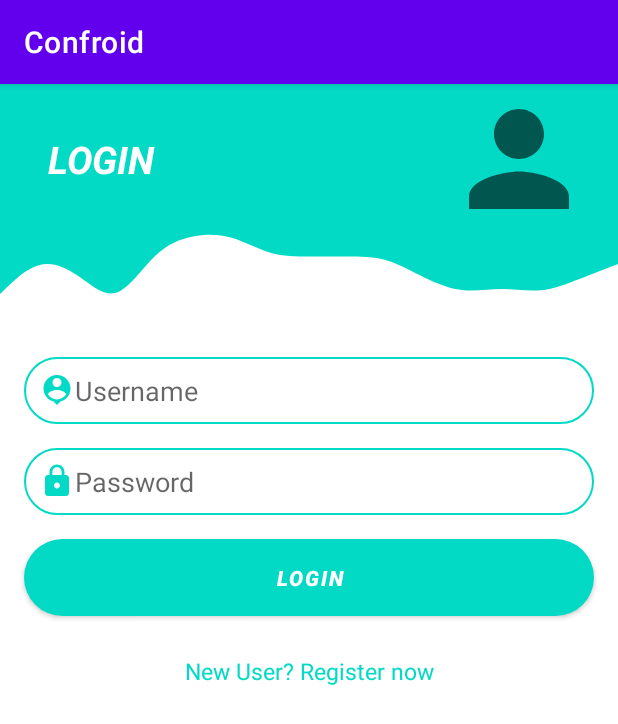
After one commit to alopesmendes/Android, an Android app: the LoginActivity screen opened directly, with no data from a screen before it, on a phone screen of 412 x 824 dp. The commit adds this screen. Shown: the top 724 px of the screen. Run offline under Robolectric (Android 15) with nearby library versions, the phone set to English and light mode, and no system bars.

Commit message:
login activity

```diff
--- a/Confroid/app/build.gradle
+++ b/Confroid/app/build.gradle
@@ -1,6 +1,7 @@
 plugins {
     id 'com.android.application'
     id 'kotlin-android'
+    id 'kotlin-android-extensions'
 }
 
 android {
--- a/Confroid/app/src/main/AndroidManifest.xml
+++ b/Confroid/app/src/main/AndroidManifest.xml
@@ -9,6 +9,7 @@
         android:roundIcon="@mipmap/ic_launcher_round"
         android:supportsRtl="true"
         android:theme="@style/Theme.Confroid">
+        <activity android:name=".LoginActivity"></activity>
         <activity android:name=".MainActivity">
             <intent-filter>
                 <action android:name="android.intent.action.MAIN" />
--- /dev/null
+++ b/Confroid/app/src/main/java/fr/uge/confroid/LoginActivity.kt
@@ -0,0 +1,18 @@
+package fr.uge.confroid
+
+import android.content.Intent
+import androidx.appcompat.app.AppCompatActivity
+import android.os.Bundle
+import kotlinx.android.synthetic.main.activity_login.*
+
+class LoginActivity : AppCompatActivity() {
+    override fun onCreate(savedInstanceState: Bundle?) {
+        super.onCreate(savedInstanceState)
+        setContentView(R.layout.activity_login)
+
+        textViewRegisterNow.setOnClickListener {
+            Intent(this, MainActivity::class.java).apply { startActivity(this) }
+            finish()
+        }
+    }
+}
--- a/Confroid/app/src/main/java/fr/uge/confroid/MainActivity.kt
+++ b/Confroid/app/src/main/java/fr/uge/confroid/MainActivity.kt
@@ -1,11 +1,31 @@
 package fr.uge.confroid
 
+import android.content.Intent
 import androidx.appcompat.app.AppCompatActivity
 import android.os.Bundle
+import android.view.Menu
+import android.view.MenuItem
 
 class MainActivity : AppCompatActivity() {
     override fun onCreate(savedInstanceState: Bundle?) {
         super.onCreate(savedInstanceState)
         setContentView(R.layout.activity_main)
     }
+
+    override fun onCreateOptionsMenu(menu: Menu?): Boolean {
+        val inflater = menuInflater
+        inflater.inflate(R.menu.register_login, menu)
+        return super.onCreateOptionsMenu(menu)
+    }
+
+    override fun onOptionsItemSelected(item: MenuItem): Boolean {
+        return when(item.itemId) {
+            R.id.loginItem -> {
+                Intent(this, LoginActivity::class.java).apply { startActivity(this) }
+                finish()
+                true
+            }
+            else -> super.onOptionsItemSelected(item)
+        }
+    }
 }
--- /dev/null
+++ b/Confroid/app/src/main/res/drawable/ic_baseline_lock_24.xml
@@ -0,0 +1,10 @@
+<vector xmlns:android="http://schemas.android.com/apk/res/android"
+    android:width="24dp"
+    android:height="24dp"
+    android:viewportWidth="24"
+    android:viewportHeight="24"
+    >
+  <path
+      android:fillColor="@color/secondary"
+      android:pathData="M18,8h-1L17,6c0,-2.76 -2.24,-5 -5,-5S7,3.24 7,6v2L6,8c-1.1,0 -2,0.9 -2,2v10c0,1.1 0.9,2 2,2h12c1.1,0 2,-0.9 2,-2L20,10c0,-1.1 -0.9,-2 -2,-2zM12,17c-1.1,0 -2,-0.9 -2,-2s0.9,-2 2,-2 2,0.9 2,2 -0.9,2 -2,2zM15.1,8L8.9,8L8.9,6c0,-1.71 1.39,-3.1 3.1,-3.1 1.71,0 3.1,1.39 3.1,3.1v2z"/>
+</vector>
--- /dev/null
+++ b/Confroid/app/src/main/res/drawable/ic_baseline_person_24.xml
@@ -0,0 +1,10 @@
+<vector xmlns:android="http://schemas.android.com/apk/res/android"
+    android:width="24dp"
+    android:height="24dp"
+    android:viewportWidth="24"
+    android:viewportHeight="24"
+    android:tint="?attr/colorControlNormal">
+  <path
+      android:fillColor="@android:color/white"
+      android:pathData="M12,12c2.21,0 4,-1.79 4,-4s-1.79,-4 -4,-4 -4,1.79 -4,4 1.79,4 4,4zM12,14c-2.67,0 -8,1.34 -8,4v2h16v-2c0,-2.66 -5.33,-4 -8,-4z"/>
+</vector>
--- /dev/null
+++ b/Confroid/app/src/main/res/drawable/ic_baseline_person_add_24.xml
@@ -0,0 +1,10 @@
+<vector xmlns:android="http://schemas.android.com/apk/res/android"
+    android:width="24dp"
+    android:height="24dp"
+    android:viewportWidth="24"
+    android:viewportHeight="24"
+    android:tint="?attr/colorControlNormal">
+  <path
+      android:fillColor="@android:color/white"
+      android:pathData="M15,12c2.21,0 4,-1.79 4,-4s-1.79,-4 -4,-4 -4,1.79 -4,4 1.79,4 4,4zM6,10L6,7L4,7v3L1,10v2h3v3h2v-3h3v-2L6,10zM15,14c-2.67,0 -8,1.34 -8,4v2h16v-2c0,-2.66 -5.33,-4 -8,-4z"/>
+</vector>
--- /dev/null
+++ b/Confroid/app/src/main/res/drawable/ic_baseline_person_pin_24.xml
@@ -0,0 +1,10 @@
+<vector xmlns:android="http://schemas.android.com/apk/res/android"
+    android:width="24dp"
+    android:height="24dp"
+    android:viewportWidth="24"
+    android:viewportHeight="24"
+    >
+  <path
+      android:fillColor="@color/secondary"
+      android:pathData="M12,2c-4.97,0 -9,4.03 -9,9 0,4.17 2.84,7.67 6.69,8.69L12,22l2.31,-2.31C18.16,18.67 21,15.17 21,11c0,-4.97 -4.03,-9 -9,-9zM12,4c1.66,0 3,1.34 3,3s-1.34,3 -3,3 -3,-1.34 -3,-3 1.34,-3 3,-3zM12,18.3c-2.5,0 -4.71,-1.28 -6,-3.22 0.03,-1.99 4,-3.08 6,-3.08 1.99,0 5.97,1.09 6,3.08 -1.29,1.94 -3.5,3.22 -6,3.22z"/>
+</vector>
--- /dev/null
+++ b/Confroid/app/src/main/res/drawable/ic_wave.xml
@@ -0,0 +1,9 @@
+<vector xmlns:android="http://schemas.android.com/apk/res/android"
+    android:width="1440dp"
+    android:height="320dp"
+    android:viewportWidth="1440"
+    android:viewportHeight="320">
+  <path
+      android:pathData="M0,256L15,229.3C30,203 60,149 90,133.3C120,117 150,139 180,176C210,213 240,267 270,250.7C300,235 330,149 360,96C390,43 420,21 450,10.7C480,0 510,0 540,16C570,32 600,64 630,80C660,96 690,96 720,96C750,96 780,96 810,96C840,96 870,96 900,112C930,128 960,160 990,186.7C1020,213 1050,235 1080,240C1110,245 1140,235 1170,234.7C1200,235 1230,245 1260,240C1290,235 1320,213 1350,192C1380,171 1410,149 1425,138.7L1440,128L1440,0L1425,0C1410,0 1380,0 1350,0C1320,0 1290,0 1260,0C1230,0 1200,0 1170,0C1140,0 1110,0 1080,0C1050,0 1020,0 990,0C960,0 930,0 900,0C870,0 840,0 810,0C780,0 750,0 720,0C690,0 660,0 630,0C600,0 570,0 540,0C510,0 480,0 450,0C420,0 390,0 360,0C330,0 300,0 270,0C240,0 210,0 180,0C150,0 120,0 90,0C60,0 30,0 15,0L0,0Z"
+      android:fillColor="@color/secondary"/>
+</vector>
--- /dev/null
+++ b/Confroid/app/src/main/res/drawable/round_bg.xml
@@ -0,0 +1,5 @@
+<?xml version="1.0" encoding="utf-8"?>
+<shape android:shape="rectangle" xmlns:android="http://schemas.android.com/apk/res/android">
+    <solid android:color="@color/secondary"/>
+    <corners android:radius="100dp"/>
+</shape>
--- /dev/null
+++ b/Confroid/app/src/main/res/drawable/round_border.xml
@@ -0,0 +1,5 @@
+<?xml version="1.0" encoding="utf-8"?>
+<shape android:shape="rectangle" xmlns:android="http://schemas.android.com/apk/res/android">
+    <stroke android:color="@color/secondary" android:width="1dp"/>
+    <corners android:radius="100dp"/>
+</shape>
--- /dev/null
+++ b/Confroid/app/src/main/res/layout/activity_login.xml
@@ -0,0 +1,151 @@
+<?xml version="1.0" encoding="utf-8"?>
+<androidx.constraintlayout.widget.ConstraintLayout xmlns:android="http://schemas.android.com/apk/res/android"
+    xmlns:app="http://schemas.android.com/apk/res-auto"
+    xmlns:tools="http://schemas.android.com/tools"
+    android:layout_width="match_parent"
+    android:layout_height="wrap_content"
+    tools:context=".LoginActivity">
+
+
+    <androidx.constraintlayout.widget.Guideline
+        android:id="@+id/guidelineTop"
+        android:layout_width="wrap_content"
+        android:layout_height="wrap_content"
+        android:orientation="horizontal"
+        app:layout_constraintGuide_begin="100dp" />
+
+    <androidx.constraintlayout.widget.Guideline
+        android:id="@+id/guidelineWave"
+        android:layout_width="wrap_content"
+        android:layout_height="wrap_content"
+        android:orientation="horizontal"
+        app:layout_constraintGuide_begin="150dp"/>
+
+    <View
+        android:id="@+id/viewTop"
+        android:layout_width="wrap_content"
+        android:layout_height="0dp"
+        android:background="@color/secondary"
+        app:layout_constraintBottom_toTopOf="@+id/guidelineTop"
+        app:layout_constraintTop_toTopOf="parent"
+        app:layout_constraintStart_toStartOf="parent"
+        app:layout_constraintEnd_toEndOf="parent"/>
+
+    <View
+        android:id="@+id/viewWave"
+        android:layout_width="wrap_content"
+        android:layout_height="0dp"
+        android:background="@drawable/ic_wave"
+        app:layout_constraintBottom_toTopOf="@+id/guidelineWave"
+        app:layout_constraintEnd_toEndOf="parent"
+        app:layout_constraintStart_toStartOf="parent"
+        app:layout_constraintTop_toTopOf="@+id/guidelineTop" />
+
+    <ImageView
+        android:id="@+id/imageView"
+        android:layout_width="100dp"
+        android:layout_height="100dp"
+        android:layout_marginEnd="16dp"
+        android:layout_marginRight="16dp"
+        app:layout_constraintBottom_toBottomOf="@+id/viewTop"
+        app:layout_constraintEnd_toEndOf="parent"
+        app:layout_constraintTop_toTopOf="@+id/viewTop"
+        android:src="@drawable/ic_baseline_person_24"
+        android:contentDescription="@string/login_text"/>
+
+    <TextView
+        android:id="@+id/textView"
+        android:layout_width="0dp"
+        android:layout_height="wrap_content"
+        android:layout_marginStart="32dp"
+        android:layout_marginLeft="32dp"
+        android:layout_marginEnd="16dp"
+        android:layout_marginRight="16dp"
+        android:text="@string/login_text"
+        android:textColor="@color/white"
+        android:textSize="25sp"
+        android:textStyle="bold|italic"
+        app:layout_constraintBottom_toTopOf="@+id/viewWave"
+        app:layout_constraintEnd_toStartOf="@+id/imageView"
+        app:layout_constraintStart_toStartOf="parent"
+        app:layout_constraintTop_toTopOf="@+id/viewTop" />
+
+    <EditText
+        android:id="@+id/editTextName"
+        android:layout_width="0dp"
+        android:layout_height="wrap_content"
+        android:layout_marginStart="16dp"
+        android:layout_marginLeft="16dp"
+        android:layout_marginTop="32dp"
+        android:layout_marginEnd="16dp"
+        android:layout_marginRight="16dp"
+        android:background="@drawable/round_border"
+        android:drawableStart="@drawable/ic_baseline_person_pin_24"
+        android:drawableLeft="@drawable/ic_baseline_person_pin_24"
+        android:ems="10"
+        android:hint="@string/hint_name"
+        android:inputType="textPersonName"
+        android:padding="10dp"
+        app:layout_constraintEnd_toEndOf="parent"
+        app:layout_constraintStart_toStartOf="parent"
+        app:layout_constraintTop_toTopOf="@+id/guidelineWave"
+        android:autofillHints="@string/hint_name"/>
+
+    <EditText
+        android:id="@+id/editTextPassword"
+        android:layout_width="0dp"
+        android:layout_height="wrap_content"
+        android:layout_marginStart="16dp"
+        android:layout_marginLeft="16dp"
+        android:layout_marginTop="16dp"
+        android:layout_marginEnd="16dp"
+        android:layout_marginRight="16dp"
+        android:background="@drawable/round_border"
+        android:drawableStart="@drawable/ic_baseline_lock_24"
+        android:drawableLeft="@drawable/ic_baseline_lock_24"
+        android:ems="10"
+        android:hint="@string/hint_password"
+        android:inputType="textPassword"
+        android:padding="10dp"
+        app:layout_constraintEnd_toEndOf="parent"
+        app:layout_constraintStart_toStartOf="parent"
+        app:layout_constraintTop_toBottomOf="@+id/editTextName"
+        android:autofillHints="@string/hint_password"/>
+
+    <Button
+        android:id="@+id/buttonLogin"
+        android:layout_width="0dp"
+        android:layout_height="wrap_content"
+        android:layout_marginStart="16dp"
+        android:layout_marginLeft="16dp"
+        android:layout_marginTop="16dp"
+        android:layout_marginEnd="16dp"
+        android:layout_marginRight="16dp"
+        android:background="@drawable/round_bg"
+        android:padding="10dp"
+        android:text="@string/login_text"
+        android:textStyle="bold|italic"
+        app:backgroundTint="@color/secondary"
+        app:layout_constraintEnd_toEndOf="parent"
+        app:layout_constraintStart_toStartOf="parent"
+        app:layout_constraintTop_toBottomOf="@+id/editTextPassword" />
+
+    <TextView
+        android:id="@+id/textViewRegisterNow"
+        android:layout_width="wrap_content"
+        android:layout_height="wrap_content"
+        android:layout_marginStart="16dp"
+        android:layout_marginLeft="16dp"
+        android:layout_marginTop="16dp"
+        android:layout_marginEnd="16dp"
+        android:layout_marginRight="16dp"
+        android:padding="10dp"
+        android:text="@string/register_text"
+        android:gravity="center"
+        android:textSize="15sp"
+        android:textColor="@color/secondary"
+        app:layout_constraintEnd_toEndOf="parent"
+        app:layout_constraintStart_toStartOf="parent"
+        app:layout_constraintTop_toBottomOf="@+id/buttonLogin" />
+
+</androidx.constraintlayout.widget.ConstraintLayout>
--- a/Confroid/app/src/main/res/layout/activity_main.xml
+++ b/Confroid/app/src/main/res/layout/activity_main.xml
@@ -6,13 +6,5 @@
     android:layout_height="match_parent"
     tools:context=".MainActivity">
 
-    <TextView
-        android:layout_width="wrap_content"
-        android:layout_height="wrap_content"
-        android:text="Hello World!"
-        app:layout_constraintBottom_toBottomOf="parent"
-        app:layout_constraintLeft_toLeftOf="parent"
-        app:layout_constraintRight_toRightOf="parent"
-        app:layout_constraintTop_toTopOf="parent" />
 
 </androidx.constraintlayout.widget.ConstraintLayout>
--- /dev/null
+++ b/Confroid/app/src/main/res/menu/register_login.xml
@@ -0,0 +1,9 @@
+<?xml version="1.0" encoding="utf-8"?>
+<menu xmlns:android="http://schemas.android.com/apk/res/android"
+    xmlns:app="http://schemas.android.com/apk/res-auto">
+
+    <item android:id="@+id/loginItem"
+        android:title="Login"
+        android:icon="@drawable/ic_baseline_person_24"
+        app:showAsAction="ifRoom|collapseActionView"/>
+</menu>
--- a/Confroid/app/src/main/res/values/colors.xml
+++ b/Confroid/app/src/main/res/values/colors.xml
@@ -7,4 +7,5 @@
     <color name="teal_700">#FF018786</color>
     <color name="black">#FF000000</color>
     <color name="white">#FFFFFFFF</color>
+    <color name="secondary">#03DAC6</color>
 </resources>
--- a/Confroid/app/src/main/res/values/strings.xml
+++ b/Confroid/app/src/main/res/values/strings.xml
@@ -1,3 +1,8 @@
 <resources>
     <string name="app_name">Confroid</string>
+    <string name="login_text">LOGIN</string>
+    <string name="hint_name">Username</string>
+    <string name="hint_password">Password</string>
+    <string name="register_text">New User? Register now</string>
+
 </resources>
```
